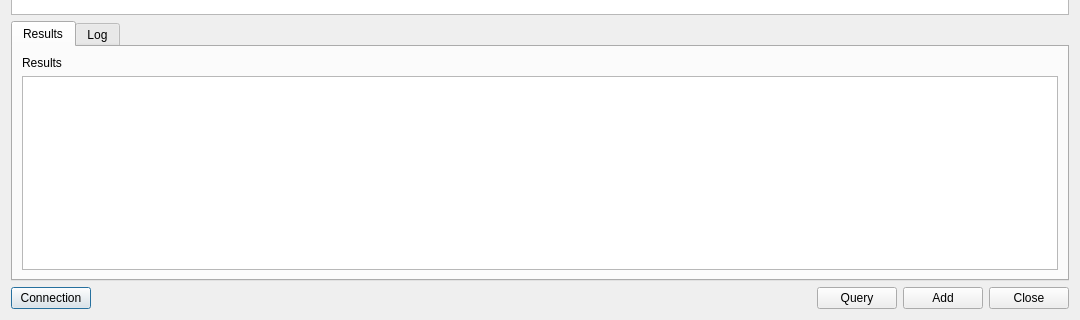
Above: qgis_plugin_landlensdb/landlensdb_dialog_base.ui from cankanoa/landlensdb before the change; both pictures show x 0 to 1080 and y 440 to 760 of the 1080 by 760 pixel window. Below: the same form after it.
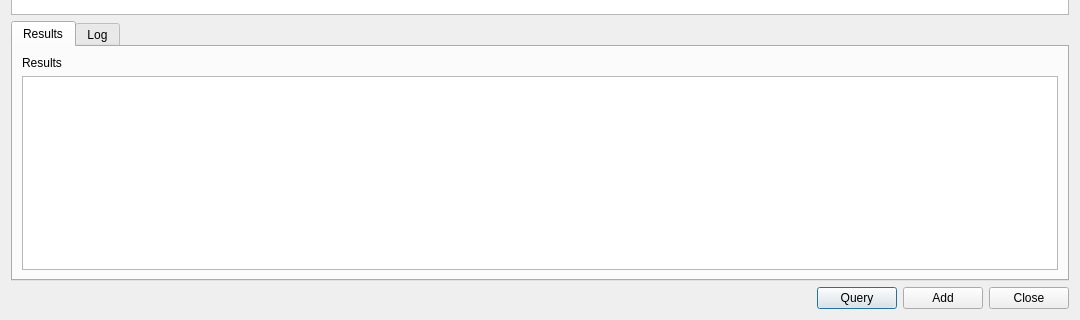
That is the form after the change.

Diff of the .ui file:
```diff
--- a/qgis_plugin_landlensdb/landlensdb_dialog_base.ui
+++ b/qgis_plugin_landlensdb/landlensdb_dialog_base.ui
@@ -236,13 +236,6 @@
    </item>
    <item>
     <layout class="QHBoxLayout" name="buttonLayout">
-     <item>
-      <widget class="QPushButton" name="connection_button">
-       <property name="text">
-        <string>Connection</string>
-       </property>
-      </widget>
-     </item>
      <item>
       <spacer name="buttonSpacer">
        <property name="orientation">
```
